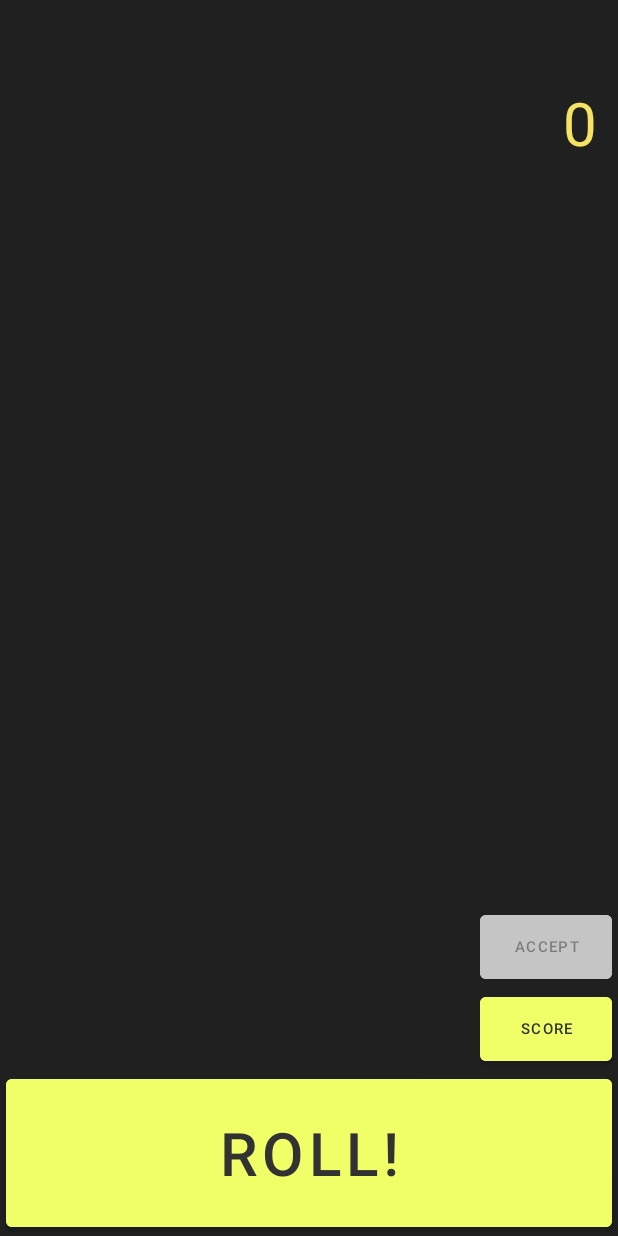
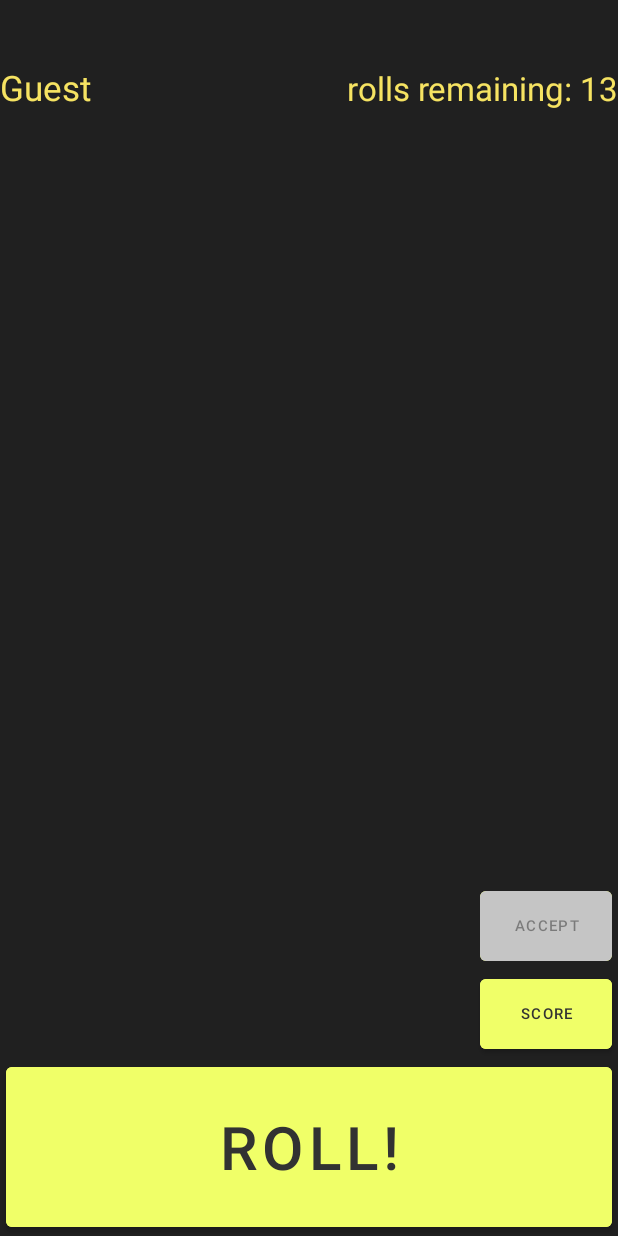
Before and after one commit to giordanospirito/MobileProgrammingProject, an Android app: the PlayFragment screen opened through its navigation route, after a tap on "SCORE", on a phone screen of 412 x 824 dp. Run offline under Robolectric (Android 15) with nearby library versions, the phone set to English and light mode, and no system bars; our stand-ins replace Room's generated code; Roboto replaces fonts that are not available here.

Commit message:
schermata di play ora mostra username invece di toast, e il toast di no roll è diventato un animazione

```diff
--- a/app/src/main/java/com/example/mobileprogrammingproject/fragments/MenuFragment.kt
+++ b/app/src/main/java/com/example/mobileprogrammingproject/fragments/MenuFragment.kt
@@ -41,9 +41,6 @@ class MenuFragment : Fragment() {
             if (binding.UsernameEditText.text.toString() != ""){
                 (activity as MainMenuActivity).userName = binding.UsernameEditText.text.toString()
             }
-            var myToast = Toast.makeText(this.context,"Log in as ${(activity as MainMenuActivity).userName}" , Toast.LENGTH_SHORT)
-            myToast.setGravity(Gravity.CENTER,0,0)
-            myToast.show()
             findNavController().navigate(action)
 
         }
--- a/app/src/main/java/com/example/mobileprogrammingproject/fragments/PlayFragment.kt
+++ b/app/src/main/java/com/example/mobileprogrammingproject/fragments/PlayFragment.kt
@@ -15,10 +15,12 @@ import android.view.animation.Animation
 import android.view.animation.AnimationUtils
 import com.example.mobileprogrammingproject.R
 import android.widget.ImageView
+import android.widget.TextView
 import android.widget.Toast
 import androidx.lifecycle.ViewModelProvider
 import androidx.navigation.fragment.findNavController
 import androidx.navigation.fragment.navArgs
+import com.example.mobileprogrammingproject.MainMenuActivity
 import com.example.mobileprogrammingproject.data.User
 import com.example.mobileprogrammingproject.data.UserViewModel
 import com.example.mobileprogrammingproject.databinding.FragmentPlayBinding
@@ -34,6 +36,7 @@ class PlayFragment : Fragment() {
     private lateinit var animation1: Animation
     private lateinit var animation2: Animation
     private lateinit var animation3: Animation
+    private lateinit var animation4: Animation
     private val args:PlayFragmentArgs by navArgs()
 
 
@@ -67,6 +70,11 @@ class PlayFragment : Fragment() {
         _binding = FragmentPlayBinding.inflate(inflater, container, false)
         val view = binding.root
         //end binding section
+
+        //some init
+        binding.username.text = (activity as MainMenuActivity).userName
+        binding.numberRolls.text = "rolls remaining: ${13-numberRoll}"
+        //end init
 
         //accept
         binding.AcceptBtn.isEnabled = false
@@ -122,22 +130,20 @@ class PlayFragment : Fragment() {
                 val action = PlayFragmentDirections.actionPlayFragmentToResultsFragment(currentRollsNumberArg = numberRoll,totalScore = Score,doubleBool = DoubleBool, trisBool = TrisBool,quaterBool = quaterBool,yahtzeeBool = yahtzeeBool,fourASCBool = FourASCBool,fiveASCBool = FiveASCBool,fullBool = FullBool,chanceBool = chanceBool,bonusBool = BonusBool,lastCombo2 = lastCombo,noRoll = x)
                 findNavController().navigate(action)
             }else{
-                val myT = Toast.makeText(this.context, "DO A ROLL FIRST", Toast.LENGTH_SHORT)
-                myT.setGravity(Gravity.TOP,0,0)
-                myT.show()
+                binding.numberRolls.startAnimation(animation4)
             }
         }
         //end see result button
 
         //start roll section
         val arrayDices = mutableListOf(binding.FirstRoll, binding.SecondRoll, binding.ThirdRoll, binding.FourthRoll, binding.FifthRoll)
-        binding.numberRolls.text = numberRoll.toString()
 
         diceImagesAdder(diceImages)
 
         animation1 = AnimationUtils.loadAnimation(this.context, R.anim.shake_animation)
         animation2 = AnimationUtils.loadAnimation(this.context, R.anim.fade_in_delay)
         animation3 = AnimationUtils.loadAnimation(this.context, R.anim.fade_in)
+        animation4 = AnimationUtils.loadAnimation(this.context, R.anim.norollanimation)
 
         //setting up listeners
         binding.RollerAndChecker.setOnClickListener {
@@ -161,7 +167,7 @@ class PlayFragment : Fragment() {
                 //binding.numberRolls.startAnimation(animation2)
                 binding.ComboReader.startAnimation(animation2)
                 binding.Score.startAnimation(animation2)
-                binding.numberRolls.text = numberRoll.toString()
+                binding.numberRolls.text = "rolls remaining: ${13-numberRoll}"
                 binding.ComboReader.text = getCombo(rollResults)
                 binding.Score.text = "${getScore(getCombo(rollResults)).toString()} points!"
                 lastCombo = getCombo(rollResults)
--- /dev/null
+++ b/app/src/main/res/anim/norollanimation.xml
@@ -0,0 +1,13 @@
+<?xml version="1.0" encoding="utf-8"?>
+<rotate xmlns:android="http://schemas.android.com/apk/res/android"
+    android:fromDegrees = "0"
+    android:toDegrees = "5"
+    android:pivotX = "50%"
+    android:pivotY = "50%"
+    android:duration="100"
+    android:repeatCount = "3"
+    android:repeatMode = "reverse"
+    >
+
+
+</rotate>
--- a/app/src/main/res/layout/fragment_menu.xml
+++ b/app/src/main/res/layout/fragment_menu.xml
@@ -50,7 +50,7 @@
             android:textColor="@color/giallino"
             android:backgroundTint="@color/giallino"
             android:layout_marginTop="30dp"
-            android:maxLength="20"/>
+            android:maxLength="10"/>
 
 
         <Button
--- a/app/src/main/res/layout/fragment_play.xml
+++ b/app/src/main/res/layout/fragment_play.xml
@@ -20,18 +20,42 @@
             app:layout_constraintEnd_toEndOf="parent"
             android:background="@color/black">
 
-            <TextView
-                android:id="@+id/numberRolls"
+            <LinearLayout
                 android:layout_width="match_parent"
-                android:layout_height="wrap_content"
-                android:text="0"
-                android:textSize="40sp"
+                android:layout_height="0dp"
                 android:layout_weight="1"
-                android:gravity="right|center_vertical"
-                android:textColor="#F6E362"
-                android:layout_marginEnd="14dp">
+                android:orientation="horizontal">
 
-            </TextView>
+                <TextView
+
+                    android:id="@+id/username"
+                    android:layout_width="0dp"
+                    android:layout_height="match_parent"
+                    android:text="user"
+                    android:textSize="23sp"
+                    android:textColor="#F6E362"
+                    android:layout_weight="1"
+                    android:gravity="start|center_vertical"
+                    tools:ignore="NestedWeights">
+
+                </TextView>
+
+                <TextView
+                    android:id="@+id/numberRolls"
+                    android:layout_width="0dp"
+                    android:layout_height="match_parent"
+                    android:text="rolls remaining:"
+                    android:textSize="22sp"
+                    android:layout_weight="1"
+                    android:textColor="#F6E362"
+                    android:gravity="end|center_vertical"
+                    tools:ignore="NestedWeights">
+
+                </TextView>
+
+
+            </LinearLayout>
+
 
             <LinearLayout
                 android:layout_width="match_parent"
```
Also changed, not shown: app/src/main/res/anim/norollanimation2.xml (added, +14 -0 lines), app/src/main/res/anim/norollanimation3.xml (added, +14 -0 lines).
